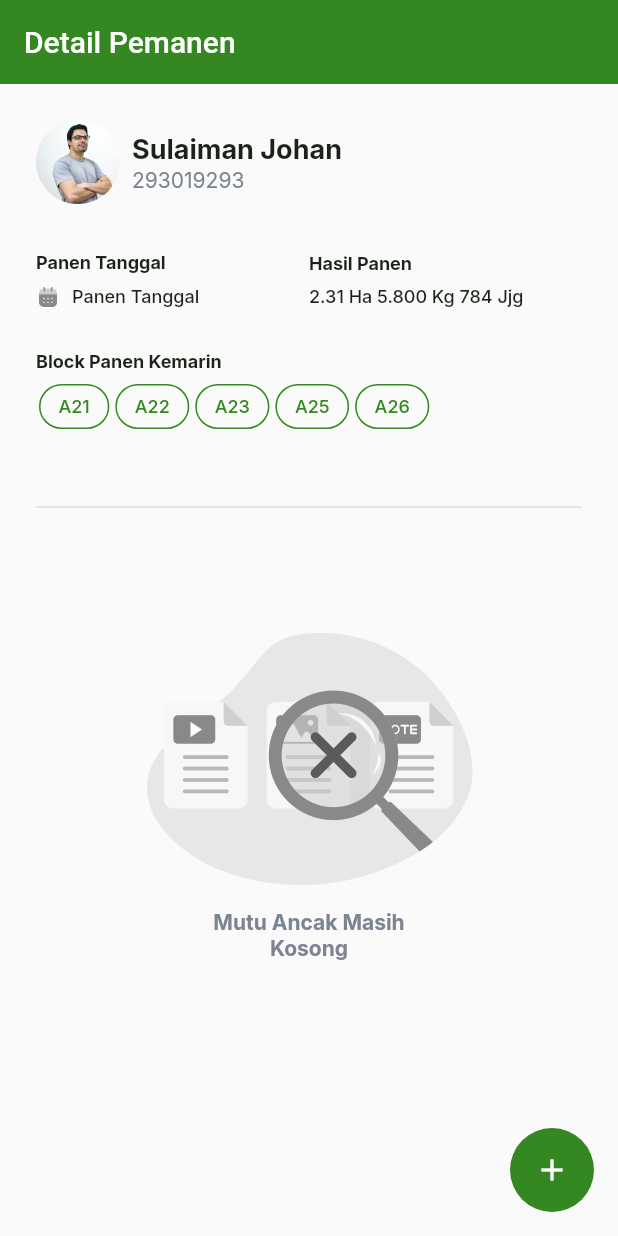
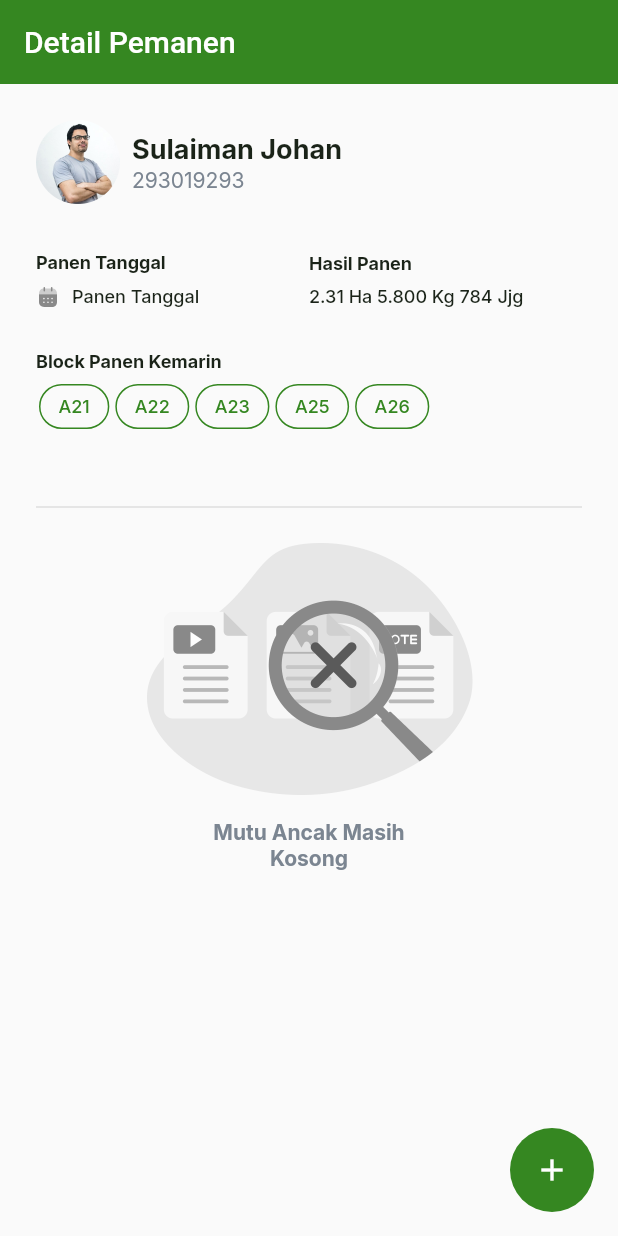
Before and after one commit to johansutrisno/pemanen-mobile, a Flutter app: the screen it shows after launch, on a phone screen of 412 x 824 dp. Run offline on Flutter 3.47's test engine with Material 2 defaults, Android fonts, the light colour scheme and no system bars; our stand-ins replace cached_network_image, flutter_svg, google_fonts.

Commit message:
feat: ui mutu ancak

```diff
--- /dev/null
+++ b/lib/pages/detail_pemanen/component/mutu_ancak_view.dart
@@ -0,0 +1,104 @@
+import 'package:flutter/material.dart';
+
+import '../../../component/pm_asset.dart';
+import '../../../core/constants/assets.dart';
+import '../../../theme/theme.dart';
+
+class MutuAncakView extends StatefulWidget {
+  const MutuAncakView({Key? key, required this.ancakMutuList})
+      : super(key: key);
+
+  final List<dynamic> ancakMutuList;
+
+  @override
+  State<MutuAncakView> createState() => _MutuAncakViewState();
+}
+
+class _MutuAncakViewState extends State<MutuAncakView> {
+  @override
+  Widget build(BuildContext context) {
+    if (widget.ancakMutuList.isEmpty) {
+      return Column(
+        children: [
+          PmAsset(
+            ImageAsset.getPath('ilustrasi-empty.png'),
+            width: double.infinity,
+            height: 200,
+          ),
+          Text(
+            'Mutu Ancak Masih \nKosong',
+            style: bodyBold.copyWith(color: mediumEmphasis),
+            textAlign: TextAlign.center,
+          )
+        ],
+      );
+    } else {
+      return Expanded(
+        child: ListView.builder(
+          itemCount: widget.ancakMutuList.length,
+          itemBuilder: (_, index) => _MutuAncakItem(
+            mutuAncak: widget.ancakMutuList[index],
+          ),
+        ),
+      );
+    }
+  }
+}
+
+class _MutuAncakItem extends StatelessWidget {
+  const _MutuAncakItem({Key? key, this.mutuAncak}) : super(key: key);
+
+  final dynamic mutuAncak;
+
+  @override
+  Widget build(BuildContext context) {
+    String rowMap = (mutuAncak['row'] as List<String>)
+        .map((e) => 'Baris $e')
+        .toList()
+        .join(', ');
+
+    return Container(
+      decoration: BoxDecoration(
+        border: Border.all(color: black200),
+        borderRadius: BorderRadius.circular(4),
+      ),
+      margin: const EdgeInsets.symmetric(horizontal: 16, vertical: 4),
+      padding: const EdgeInsets.symmetric(horizontal: 8, vertical: 9),
+      child: Column(
+        crossAxisAlignment: CrossAxisAlignment.start,
+        children: [
+          Row(
+            children: [
+              Text.rich(
+                TextSpan(
+                  text: 'Block : ${mutuAncak['block']}   ',
+                  children: [
+                    TextSpan(
+                      text: mutuAncak['type'],
+                      style: labelRegular.copyWith(
+                        color: mutuAncak['type'] == 'Tunggal'
+                            ? info500
+                            : success500,
+                      ),
+                    ),
+                  ],
+                  style: headingRegular,
+                ),
+              ),
+              const Spacer(),
+              const Icon(
+                Icons.more_vert_rounded,
+                color: black,
+              )
+            ],
+          ),
+          const SizedBox(height: 4),
+          Text(
+            rowMap,
+            style: bodyRegular.copyWith(color: black400),
+          ),
+        ],
+      ),
+    );
+  }
+}
--- /dev/null
+++ b/lib/pages/detail_pemanen/component/panen_info_view.dart
@@ -0,0 +1,94 @@
+import 'package:flutter/material.dart';
+
+import '../../../component/pm_asset.dart';
+import '../../../core/constants/assets.dart';
+import '../../../theme/theme.dart';
+
+class PanenInfoView extends StatelessWidget {
+  const PanenInfoView({Key? key}) : super(key: key);
+
+  @override
+  Widget build(BuildContext context) {
+    final dummyBlock = ['A21', 'A22', 'A23', 'A25', 'A26'];
+    return Padding(
+      padding: const EdgeInsets.symmetric(horizontal: 24.0),
+      child: Column(
+        crossAxisAlignment: CrossAxisAlignment.start,
+        children: [
+          Row(
+            children: [
+              Expanded(
+                child: Column(
+                  crossAxisAlignment: CrossAxisAlignment.start,
+                  children: [
+                    Text(
+                      'Panen Tanggal',
+                      style: labelBold,
+                    ),
+                    const SizedBox(height: 8),
+                    Row(
+                      children: [
+                        PmAsset(IconAsset.getIconPath('calendar.svg')),
+                        const SizedBox(width: 8),
+                        Text(
+                          'Panen Tanggal',
+                          style: labelRegular,
+                        ),
+                      ],
+                    )
+                  ],
+                ),
+              ),
+              Expanded(
+                child: Column(
+                  crossAxisAlignment: CrossAxisAlignment.start,
+                  children: [
+                    Text(
+                      'Hasil Panen',
+                      style: labelBold,
+                    ),
+                    const SizedBox(height: 8),
+                    Text(
+                      '2.31 Ha 5.800 Kg 784 Jjg',
+                      style: labelRegular,
+                    ),
+                  ],
+                ),
+              )
+            ],
+          ),
+          const SizedBox(height: 28),
+          Text(
+            'Block Panen Kemarin',
+            style: labelBold,
+          ),
+          const SizedBox(height: 8),
+          Wrap(
+            children: List.generate(
+              dummyBlock.length,
+              (index) => Container(
+                margin: const EdgeInsets.symmetric(horizontal: 2),
+                padding: const EdgeInsets.symmetric(
+                  horizontal: 12,
+                  vertical: 7,
+                ),
+                decoration: BoxDecoration(
+                  borderRadius: BorderRadius.circular(100),
+                  border: Border.all(
+                    color: primary,
+                  ),
+                ),
+                child: Text(
+                  dummyBlock[index],
+                  style: labelRegular.copyWith(color: primary),
+                ),
+              ),
+            ),
+          ),
+          const SizedBox(height: 44),
+          const Divider(),
+        ],
+      ),
+    );
+  }
+}
--- /dev/null
+++ b/lib/pages/detail_pemanen/component/user_view.dart
@@ -0,0 +1,39 @@
+import 'package:flutter/material.dart';
+
+import '../../../component/pm_asset.dart';
+import '../../../core/constants/assets.dart';
+import '../../../theme/theme.dart';
+
+class UserView extends StatelessWidget {
+  const UserView({Key? key}) : super(key: key);
+
+  @override
+  Widget build(BuildContext context) {
+    return Padding(
+      padding: const EdgeInsets.fromLTRB(24.0, 24.0, 24.0, 32.0),
+      child: Row(
+        children: [
+          PmAsset(
+            ImageAsset.getPath('dummy-profile.png'),
+            width: 56,
+            height: 56,
+          ),
+          const SizedBox(width: 8),
+          Column(
+            crossAxisAlignment: CrossAxisAlignment.start,
+            children: [
+              Text(
+                'Sulaiman Johan',
+                style: headingMedium,
+              ),
+              Text(
+                '293019293',
+                style: bodyRegular,
+              ),
+            ],
+          )
+        ],
+      ),
+    );
+  }
+}
--- a/lib/pages/detail_pemanen/detail_pemanen_screen.dart
+++ b/lib/pages/detail_pemanen/detail_pemanen_screen.dart
@@ -1,9 +1,11 @@
 import 'package:flutter/material.dart';
 import 'package:pemanen_mobile/component/pm_app_bar.dart';
-import 'package:pemanen_mobile/component/pm_asset.dart';
-import 'package:pemanen_mobile/core/constants/assets.dart';
+import 'package:pemanen_mobile/pages/detail_pemanen/component/mutu_ancak_view.dart';
+import 'package:pemanen_mobile/pages/detail_pemanen/component/panen_info_view.dart';
 import 'package:pemanen_mobile/pages/detail_pemanen/component/select_block_sheet.dart';
 import 'package:pemanen_mobile/theme/theme.dart';
+
+import 'component/user_view.dart';
 
 class DetailPemanenScreen extends StatefulWidget {
   const DetailPemanenScreen({Key? key}) : super(key: key);
@@ -13,130 +15,20 @@ class DetailPemanenScreen extends StatefulWidget {
 }
 
 class _DetailPemanenScreenState extends State<DetailPemanenScreen> {
-  final _dummyBlock = ['A21', 'A22', 'A23', 'A25', 'A26'];
+  late List<dynamic> ancakMutuList = [];
 
   @override
   Widget build(BuildContext context) {
     return Scaffold(
       appBar: const PmAppBar(title: 'Detail Pemanen'),
-      body: Padding(
-        padding: const EdgeInsets.all(24.0),
-        child: ListView(
-          children: [
-            Row(
-              children: [
-                PmAsset(
-                  ImageAsset.getPath('dummy-profile.png'),
-                  width: 56,
-                  height: 56,
-                ),
-                const SizedBox(width: 8),
-                Column(
-                  crossAxisAlignment: CrossAxisAlignment.start,
-                  children: [
-                    Text(
-                      'Sulaiman Johan',
-                      style: headingMedium,
-                    ),
-                    Text(
-                      '293019293',
-                      style: bodyRegular,
-                    ),
-                  ],
-                )
-              ],
-            ),
-            const SizedBox(height: 32),
-            Row(
-              children: [
-                Expanded(
-                  child: Column(
-                    crossAxisAlignment: CrossAxisAlignment.start,
-                    children: [
-                      Text(
-                        'Panen Tanggal',
-                        style: labelBold,
-                      ),
-                      const SizedBox(height: 8),
-                      Row(
-                        children: [
-                          PmAsset(IconAsset.getIconPath('calendar.svg')),
-                          const SizedBox(width: 8),
-                          Text(
-                            'Panen Tanggal',
-                            style: labelRegular,
-                          ),
-                        ],
-                      )
-                    ],
-                  ),
-                ),
-                Expanded(
-                  child: Column(
-                    crossAxisAlignment: CrossAxisAlignment.start,
-                    children: [
-                      Text(
-                        'Hasil Panen',
-                        style: labelBold,
-                      ),
-                      const SizedBox(height: 8),
-                      Text(
-                        '2.31 Ha 5.800 Kg 784 Jjg',
-                        style: labelRegular,
-                      ),
-                    ],
-                  ),
-                )
-              ],
-            ),
-            const SizedBox(height: 28),
-            Text(
-              'Block Panen Kemarin',
-              style: labelBold,
-            ),
-            const SizedBox(height: 8),
-            Wrap(
-              children: List.generate(
-                _dummyBlock.length,
-                (index) => Container(
-                  margin: const EdgeInsets.symmetric(horizontal: 2),
-                  padding: const EdgeInsets.symmetric(
-                    horizontal: 12,
-                    vertical: 7,
-                  ),
-                  decoration: BoxDecoration(
-                    borderRadius: BorderRadius.circular(100),
-                    border: Border.all(
-                      color: primary,
-                    ),
-                  ),
-                  child: Text(
-                    _dummyBlock[index],
-                    style: labelRegular.copyWith(color: primary),
-                  ),
-                ),
-              ),
-            ),
-            const SizedBox(height: 44),
-            const Divider(),
-            const SizedBox(height: 60),
-            Column(
-              mainAxisSize: MainAxisSize.min,
-              children: [
-                PmAsset(
-                  ImageAsset.getPath('ilustrasi-empty.png'),
-                  width: double.infinity,
-                  height: 200,
-                ),
-                Text(
-                  'Mutu Ancak Masih \nKosong',
-                  style: bodyBold.copyWith(color: mediumEmphasis),
-                  textAlign: TextAlign.center,
-                )
-              ],
-            )
-          ],
-        ),
+      body: Column(
+        children: [
+          const UserView(),
+          const PanenInfoView(),
+          MutuAncakView(
+            ancakMutuList: ancakMutuList,
+          ),
+        ],
       ),
       floatingActionButton: FloatingActionButton(
         onPressed: _onPressedFab,
@@ -148,6 +40,10 @@ class _DetailPemanenScreenState extends State<DetailPemanenScreen> {
   }
 
   void _onPressedFab() async {
-    await SelectBlockSheet.show(context);
+    var result = await SelectBlockSheet.show(context);
+    if (result != null && result is List<dynamic>) {
+      ancakMutuList = result;
+      setState(() {});
+    }
   }
 }
--- a/lib/theme/colors.dart
+++ b/lib/theme/colors.dart
@@ -8,9 +8,15 @@ const Color highEmphasis = Color(0xFF1A2318);
 const Color mediumEmphasis = Color(0xFF7B8591);
 const Color lowEmphasis = Color(0xFFBFC4CA);
 
+const Color black = Color(0xFF131313);
 const Color black50 = Color(0xFFF7F7F7);
 const Color black100 = Color(0xFFE7E7E7);
 const Color black200 = Color(0xFFD0D0D0);
+const Color black400 = Color(0xFFA1A1A1);
 
 const Color error300 = Color(0xFFFFA785);
 const Color error500 = Color(0xFFFF4D35);
+
+const Color info500 = Color(0xFF2E6EF7);
+
+const Color success500 = Color(0xFF10D382);
```
Also changed, not shown: lib/pages/detail_pemanen/component/select_row_sheet.dart (+22 -1 lines), lib/theme/texts.dart (+7 -0 lines).
